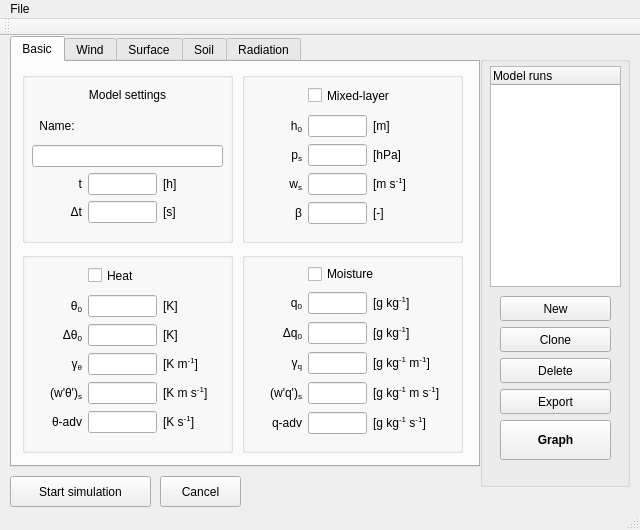
Before: the Qt Designer form mainwindow.ui in classmodel/modelgui, drawn with Qt 5.
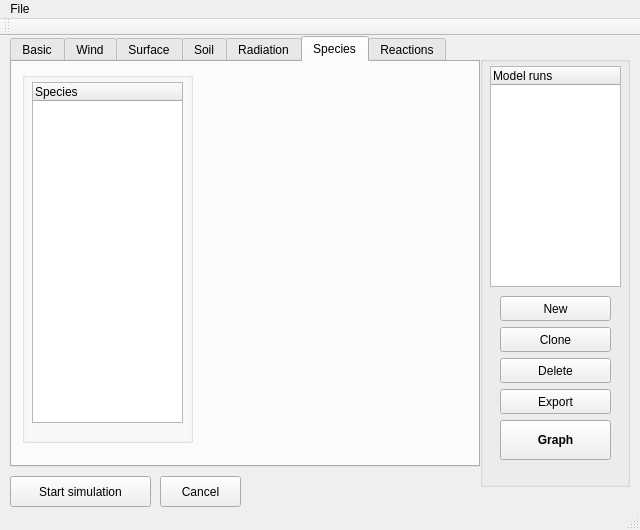
After: the same form once the commit is applied.

Commit message: Added 2 tabs for chemistry...

What changed in the file:
```diff
--- a/mainwindow.ui
+++ b/mainwindow.ui
@@ -57,7 +57,7 @@
      <string/>
     </property>
     <property name="currentIndex">
-     <number>0</number>
+     <number>5</number>
     </property>
     <widget class="QWidget" name="generalTab">
      <attribute name="title">
@@ -3048,6 +3048,44 @@
       </widget>
      </widget>
     </widget>
+    <widget class="QWidget" name="speciesTab">
+     <attribute name="title">
+      <string>Species</string>
+     </attribute>
+     <widget class="QGroupBox" name="groupBox">
+      <property name="geometry">
+       <rect>
+        <x>10</x>
+        <y>10</y>
+        <width>171</width>
+        <height>371</height>
+       </rect>
+      </property>
+      <property name="title">
+       <string/>
+      </property>
+      <widget class="QTreeWidget" name="treeWidget">
+       <property name="geometry">
+        <rect>
+         <x>10</x>
+         <y>10</y>
+         <width>151</width>
+         <height>341</height>
+        </rect>
+       </property>
+       <column>
+        <property name="text">
+         <string>Species</string>
+        </property>
+       </column>
+      </widget>
+     </widget>
+    </widget>
+    <widget class="QWidget" name="reactionsTab">
+     <attribute name="title">
+      <string>Reactions</string>
+     </attribute>
+    </widget>
    </widget>
    <widget class="QGroupBox" name="modelrunsGroup">
     <property name="geometry">
```
